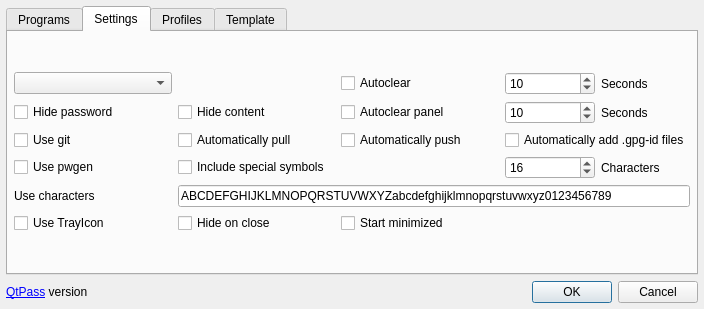
Before: the Qt Designer form configdialog.ui in IJHack/QtPass, drawn with Qt 5.
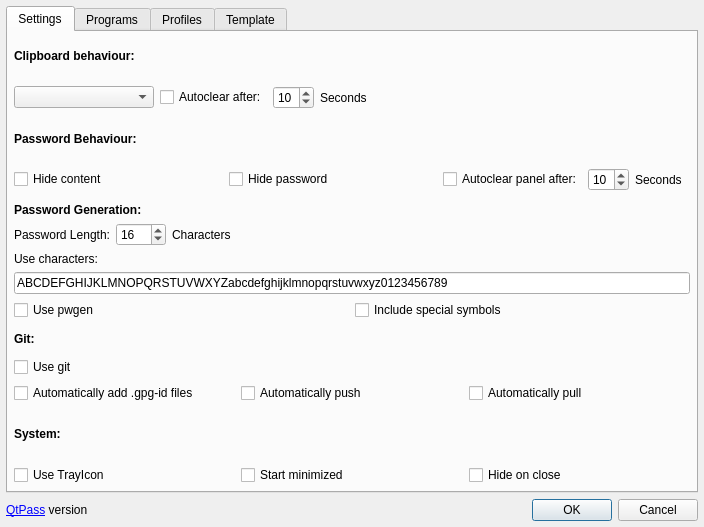
After: the same form once the commit is applied.

The edit to the form file:
```diff
--- a/configdialog.ui
+++ b/configdialog.ui
@@ -7,7 +7,7 @@
     <x>0</x>
     <y>0</y>
     <width>704</width>
-    <height>309</height>
+    <height>527</height>
    </rect>
   </property>
   <property name="windowTitle">
@@ -29,9 +29,391 @@
    <item>
     <widget class="QTabWidget" name="tabWidget">
      <property name="currentIndex">
-      <number>1</number>
+      <number>0</number>
      </property>
-     <widget class="QWidget" name="tab_3">
+     <widget class="QWidget" name="Tab_Settings">
+      <attribute name="title">
+       <string>Settings</string>
+      </attribute>
+      <layout class="QVBoxLayout" name="verticalLayout_5">
+       <property name="leftMargin">
+        <number>6</number>
+       </property>
+       <property name="topMargin">
+        <number>6</number>
+       </property>
+       <property name="rightMargin">
+        <number>6</number>
+       </property>
+       <property name="bottomMargin">
+        <number>6</number>
+       </property>
+       <item>
+        <layout class="QVBoxLayout" name="Layout_Clipboard">
+         <item>
+          <widget class="QLabel" name="label_8">
+           <property name="font">
+            <font>
+             <weight>75</weight>
+             <bold>true</bold>
+            </font>
+           </property>
+           <property name="text">
+            <string>Clipboard behaviour:</string>
+           </property>
+          </widget>
+         </item>
+         <item>
+          <layout class="QHBoxLayout" name="horizontalLayout">
+           <item>
+            <widget class="QComboBox" name="comboBoxClipboard">
+             <property name="minimumSize">
+              <size>
+               <width>140</width>
+               <height>0</height>
+              </size>
+             </property>
+            </widget>
+           </item>
+           <item>
+            <widget class="QCheckBox" name="checkBoxAutoclear">
+             <property name="text">
+              <string>Autoclear after:</string>
+             </property>
+            </widget>
+           </item>
+           <item>
+            <widget class="QSpinBox" name="spinBoxAutoclearSeconds">
+             <property name="minimum">
+              <number>5</number>
+             </property>
+             <property name="value">
+              <number>10</number>
+             </property>
+            </widget>
+           </item>
+           <item>
+            <widget class="QLabel" name="labelSeconds">
+             <property name="text">
+              <string>Seconds</string>
+             </property>
+            </widget>
+           </item>
+           <item>
+            <spacer name="horizontalSpacer_4">
+             <property name="orientation">
+              <enum>Qt::Horizontal</enum>
+             </property>
+             <property name="sizeHint" stdset="0">
+              <size>
+               <width>40</width>
+               <height>20</height>
+              </size>
+             </property>
+            </spacer>
+           </item>
+          </layout>
+         </item>
+        </layout>
+       </item>
+       <item>
+        <layout class="QVBoxLayout" name="Layout_PasswordBehaviour">
+         <item>
+          <widget class="QLabel" name="label_6">
+           <property name="font">
+            <font>
+             <weight>75</weight>
+             <bold>true</bold>
+            </font>
+           </property>
+           <property name="text">
+            <string>Password Behaviour:</string>
+           </property>
+          </widget>
+         </item>
+         <item>
+          <layout class="QHBoxLayout" name="horizontalLayout_6">
+           <property name="topMargin">
+            <number>0</number>
+           </property>
+           <item>
+            <widget class="QCheckBox" name="checkBoxHideContent">
+             <property name="text">
+              <string>Hide content</string>
+             </property>
+            </widget>
+           </item>
+           <item>
+            <widget class="QCheckBox" name="checkBoxHidePassword">
+             <property name="text">
+              <string>Hide password</string>
+             </property>
+            </widget>
+           </item>
+           <item>
+            <layout class="QHBoxLayout" name="horizontalLayout_7">
+             <item>
+              <widget class="QCheckBox" name="checkBoxAutoclearPanel">
+               <property name="text">
+                <string>Autoclear panel after:</string>
+               </property>
+              </widget>
+             </item>
+             <item>
+              <widget class="QSpinBox" name="spinBoxAutoclearPanelSeconds">
+               <property name="minimum">
+                <number>5</number>
+               </property>
+               <property name="value">
+                <number>10</number>
+               </property>
+              </widget>
+             </item>
+             <item>
+              <widget class="QLabel" name="labelPanelSeconds">
+               <property name="minimumSize">
+                <size>
+                 <width>55</width>
+                 <height>0</height>
+                </size>
+               </property>
+               <property name="text">
+                <string>Seconds</string>
+               </property>
+              </widget>
+             </item>
+            </layout>
+           </item>
+          </layout>
+         </item>
+        </layout>
+       </item>
+       <item>
+        <layout class="QVBoxLayout" name="Layout_PasswordGeneration">
+         <item>
+          <widget class="QLabel" name="label_4">
+           <property name="font">
+            <font>
+             <weight>75</weight>
+             <bold>true</bold>
+            </font>
+           </property>
+           <property name="text">
+            <string>Password Generation:</string>
+           </property>
+          </widget>
+         </item>
+         <item>
+          <layout class="QHBoxLayout" name="horizontalLayout_13">
+           <item>
+            <widget class="QLabel" name="label_7">
+             <property name="text">
+              <string>Password Length:</string>
+             </property>
+            </widget>
+           </item>
+           <item>
+            <widget class="QSpinBox" name="spinBoxPasswordLength">
+             <property name="enabled">
+              <bool>true</bool>
+             </property>
+             <property name="minimumSize">
+              <size>
+               <width>50</width>
+               <height>0</height>
+              </size>
+             </property>
+             <property name="minimum">
+              <number>8</number>
+             </property>
+             <property name="value">
+              <number>16</number>
+             </property>
+            </widget>
+           </item>
+           <item>
+            <widget class="QLabel" name="labelLength">
+             <property name="enabled">
+              <bool>true</bool>
+             </property>
+             <property name="text">
+              <string>Characters</string>
+             </property>
+            </widget>
+           </item>
+           <item>
+            <spacer name="horizontalSpacer_2">
+             <property name="orientation">
+              <enum>Qt::Horizontal</enum>
+             </property>
+             <property name="sizeType">
+              <enum>QSizePolicy::Expanding</enum>
+             </property>
+             <property name="sizeHint" stdset="0">
+              <size>
+               <width>40</width>
+               <height>20</height>
+              </size>
+             </property>
+            </spacer>
+           </item>
+          </layout>
+         </item>
+         <item>
+          <widget class="QLabel" name="labelPasswordChars">
+           <property name="enabled">
+            <bool>true</bool>
+           </property>
+           <property name="text">
+            <string>Use characters:</string>
+           </property>
+          </widget>
+         </item>
+         <item>
+          <widget class="QLineEdit" name="lineEditPasswordChars">
+           <property name="enabled">
+            <bool>true</bool>
+           </property>
+           <property name="text">
+            <string>ABCDEFGHIJKLMNOPQRSTUVWXYZabcdefghijklmnopqrstuvwxyz0123456789</string>
+           </property>
+          </widget>
+         </item>
+         <item>
+          <layout class="QHBoxLayout" name="horizontalLayout_10">
+           <property name="topMargin">
+            <number>0</number>
+           </property>
+           <item>
+            <widget class="QCheckBox" name="checkBoxUsePwgen">
+             <property name="enabled">
+              <bool>true</bool>
+             </property>
+             <property name="text">
+              <string>Use pwgen</string>
+             </property>
+            </widget>
+           </item>
+           <item>
+            <widget class="QCheckBox" name="checkBoxUseSymbols">
+             <property name="enabled">
+              <bool>true</bool>
+             </property>
+             <property name="text">
+              <string>Include special symbols </string>
+             </property>
+            </widget>
+           </item>
+          </layout>
+         </item>
+        </layout>
+       </item>
+       <item>
+        <layout class="QVBoxLayout" name="Layout_Git">
+         <item>
+          <widget class="QLabel" name="label_3">
+           <property name="font">
+            <font>
+             <weight>75</weight>
+             <bold>true</bold>
+            </font>
+           </property>
+           <property name="text">
+            <string>Git:</string>
+           </property>
+          </widget>
+         </item>
+         <item>
+          <widget class="QCheckBox" name="checkBoxUseGit">
+           <property name="enabled">
+            <bool>true</bool>
+           </property>
+           <property name="text">
+            <string>Use git</string>
+           </property>
+          </widget>
+         </item>
+         <item>
+          <layout class="QHBoxLayout" name="horizontalLayout_12">
+           <property name="bottomMargin">
+            <number>0</number>
+           </property>
+           <item>
+            <widget class="QCheckBox" name="checkBoxAddGPGId">
+             <property name="text">
+              <string>Automatically add .gpg-id files</string>
+             </property>
+            </widget>
+           </item>
+           <item>
+            <widget class="QCheckBox" name="checkBoxAutoPush">
+             <property name="text">
+              <string>Automatically push</string>
+             </property>
+            </widget>
+           </item>
+           <item>
+            <widget class="QCheckBox" name="checkBoxAutoPull">
+             <property name="text">
+              <string>Automatically pull</string>
+             </property>
+            </widget>
+           </item>
+          </layout>
+         </item>
+        </layout>
+       </item>
+       <item>
+        <layout class="QVBoxLayout" name="Layout_System">
+         <property name="topMargin">
+          <number>0</number>
+         </property>
+         <item>
+          <widget class="QLabel" name="label_5">
+           <property name="font">
+            <font>
+             <weight>75</weight>
+             <bold>true</bold>
+            </font>
+           </property>
+           <property name="text">
+            <string>System:</string>
+           </property>
+          </widget>
+         </item>
+         <item>
+          <layout class="QHBoxLayout" name="horizontalLayout_11">
+           <property name="bottomMargin">
+            <number>0</number>
+           </property>
+           <item>
+            <widget class="QCheckBox" name="checkBoxUseTrayIcon">
+             <property name="text">
+              <string>Use TrayIcon</string>
+             </property>
+            </widget>
+           </item>
+           <item>
+            <widget class="QCheckBox" name="checkBoxStartMinimized">
+             <property name="text">
+              <string>Start minimized</string>
+             </property>
+            </widget>
+           </item>
+           <item>
+            <widget class="QCheckBox" name="checkBoxHideOnClose">
+             <property name="text">
+              <string>Hide on close</string>
+             </property>
+            </widget>
+           </item>
+          </layout>
+         </item>
+        </layout>
+       </item>
+      </layout>
+     </widget>
+     <widget class="QWidget" name="Tab_Programs">
       <attribute name="title">
        <string>Programs</string>
       </attribute>
@@ -187,220 +569,18 @@
          </layout>
         </widget>
        </item>
-      </layout>
-     </widget>
-     <widget class="QWidget" name="tab_4">
-      <attribute name="title">
-       <string>Settings</string>
-      </attribute>
-      <layout class="QVBoxLayout" name="verticalLayout_5">
-       <property name="leftMargin">
-        <number>6</number>
-       </property>
-       <property name="topMargin">
-        <number>6</number>
-       </property>
-       <property name="rightMargin">
-        <number>6</number>
-       </property>
-       <property name="bottomMargin">
-        <number>6</number>
-       </property>
        <item>
-        <layout class="QGridLayout" name="gridLayout_2">
-         <item row="4" column="3">
-          <layout class="QHBoxLayout" name="horizontalLayout_6">
-           <item>
-            <widget class="QSpinBox" name="spinBoxPasswordLength">
-             <property name="enabled">
-              <bool>true</bool>
-             </property>
-             <property name="minimum">
-              <number>8</number>
-             </property>
-             <property name="value">
-              <number>16</number>
-             </property>
-            </widget>
-           </item>
-           <item>
-            <widget class="QLabel" name="labelLength">
-             <property name="enabled">
-              <bool>true</bool>
-             </property>
-             <property name="text">
-              <string>Characters</string>
-             </property>
-            </widget>
-           </item>
-          </layout>
-         </item>
-         <item row="4" column="0">
-          <widget class="QCheckBox" name="checkBoxUsePwgen">
-           <property name="enabled">
-            <bool>true</bool>
-           </property>
-           <property name="text">
-            <string>Use pwgen</string>
-           </property>
-          </widget>
-         </item>
-         <item row="0" column="3">
-          <layout class="QHBoxLayout" name="horizontalLayout">
-           <item>
-            <widget class="QSpinBox" name="spinBoxAutoclearSeconds">
-             <property name="minimum">
-              <number>5</number>
-             </property>
-             <property name="value">
-              <number>10</number>
-             </property>
-            </widget>
-           </item>
-           <item>
-            <widget class="QLabel" name="labelSeconds">
-             <property name="text">
-              <string>Seconds</string>
-             </property>
-            </widget>
-           </item>
-          </layout>
-         </item>
-         <item row="1" column="2">
-          <widget class="QCheckBox" name="checkBoxAutoclearPanel">
-           <property name="text">
-            <string>Autoclear panel</string>
-           </property>
-          </widget>
-         </item>
-         <item row="1" column="3">
-          <layout class="QHBoxLayout" name="horizontalLayout_7">
-           <item>
-            <widget class="QSpinBox" name="spinBoxAutoclearPanelSeconds">
-             <property name="minimum">
-              <number>5</number>
-             </property>
-             <property name="value">
-              <number>10</number>
-             </property>
-            </widget>
-           </item>
-           <item>
-            <widget class="QLabel" name="labelPanelSeconds">
-             <property name="text">
-              <string>Seconds</string>
-             </property>
-            </widget>
-           </item>
-          </layout>
-         </item>
-         <item row="1" column="0">
-          <widget class="QCheckBox" name="checkBoxHidePassword">
-           <property name="text">
-            <string>Hide password</string>
-           </property>
-          </widget>
-         </item>
-         <item row="6" column="0">
-          <widget class="QCheckBox" name="checkBoxUseTrayIcon">
-           <property name="text">
-            <string>Use TrayIcon</string>
-           </property>
-          </widget>
-         </item>
-         <item row="1" column="1">
-          <widget class="QCheckBox" name="checkBoxHideContent">
-           <property name="text">
-            <string>Hide content</string>
-           </property>
-          </widget>
-         </item>
-         <item row="2" column="0">
-          <widget class="QCheckBox" name="checkBoxUseGit">
-           <property name="enabled">
-            <bool>true</bool>
-           </property>
-           <property name="text">
-            <string>Use git</string>
-           </property>
-          </widget>
-         </item>
-         <item row="6" column="1">
-          <widget class="QCheckBox" name="checkBoxHideOnClose">
-           <property name="text">
-            <string>Hide on close</string>
-           </property>
-          </widget>
-         </item>
-         <item row="4" column="1">
-          <widget class="QCheckBox" name="checkBoxUseSymbols">
-           <property name="enabled">
-            <bool>true</bool>
-           </property>
-           <property name="text">
-            <string>Include special symbols </string>
-           </property>
-          </widget>
-         </item>
-         <item row="0" column="2">
-          <widget class="QCheckBox" name="checkBoxAutoclear">
-           <property name="text">
-            <string>Autoclear</string>
-           </property>
-          </widget>
-         </item>
-         <item row="5" column="1" colspan="3">
-          <widget class="QLineEdit" name="lineEditPasswordChars">
-           <property name="enabled">
-            <bool>true</bool>
-           </property>
-           <property name="text">
-            <string>ABCDEFGHIJKLMNOPQRSTUVWXYZabcdefghijklmnopqrstuvwxyz0123456789</string>
-           </property>
-          </widget>
-         </item>
-         <item row="6" column="2">
-          <widget class="QCheckBox" name="checkBoxStartMinimized">
-           <property name="text">
-            <string>Start minimized</string>
-           </property>
-          </widget>
-         </item>
-         <item row="5" column="0">
-          <widget class="QLabel" name="labelPasswordChars">
-           <property name="enabled">
-            <bool>true</bool>
-           </property>
-           <property name="text">
-            <string>Use characters</string>
-           </property>
-          </widget>
-         </item>
-         <item row="2" column="3">
-          <widget class="QCheckBox" name="checkBoxAddGPGId">
-           <property name="text">
-            <string>Automatically add .gpg-id files</string>
-           </property>
-          </widget>
-         </item>
-         <item row="2" column="2">
-          <widget class="QCheckBox" name="checkBoxAutoPush">
-           <property name="text">
-            <string>Automatically push</string>
-           </property>
-          </widget>
-         </item>
-         <item row="2" column="1">
-          <widget class="QCheckBox" name="checkBoxAutoPull">
-           <property name="text">
-            <string>Automatically pull</string>
-           </property>
-          </widget>
-         </item>
-         <item row="0" column="0">
-          <widget class="QComboBox" name="comboBoxClipboard"/>
-         </item>
-        </layout>
+        <spacer name="verticalSpacer">
+         <property name="orientation">
+          <enum>Qt::Vertical</enum>
+         </property>
+         <property name="sizeHint" stdset="0">
+          <size>
+           <width>20</width>
+           <height>40</height>
+          </size>
+         </property>
+        </spacer>
        </item>
       </layout>
      </widget>
```
Left out of the diff: 33 changed lines with no effect on the pictures.
